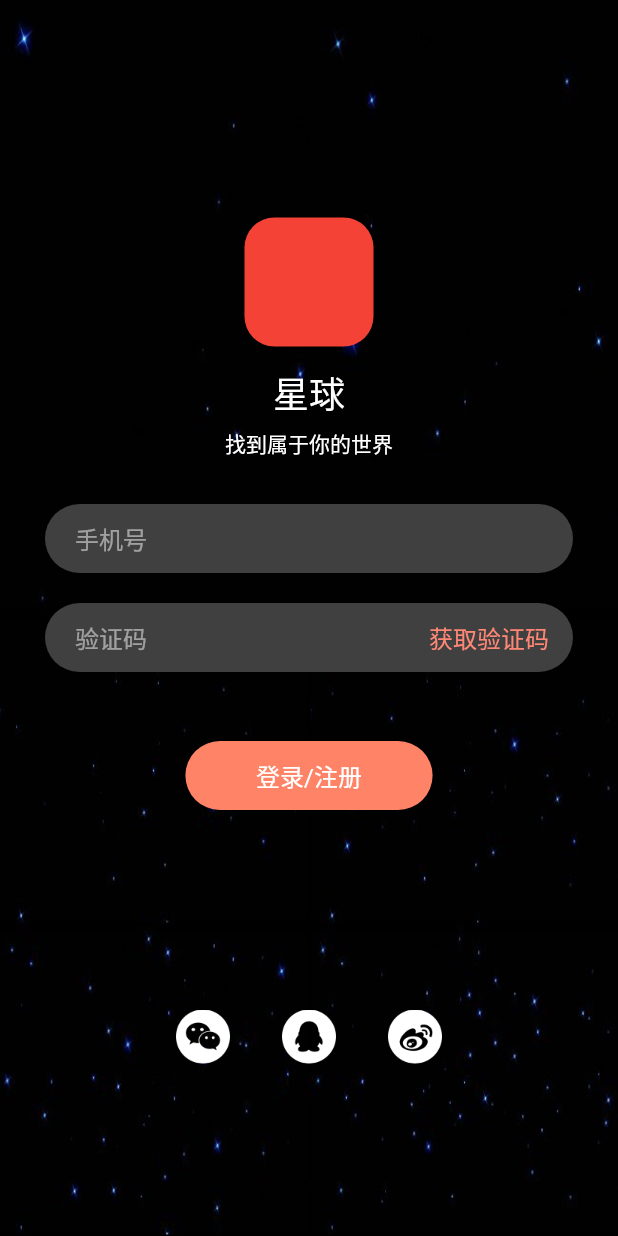
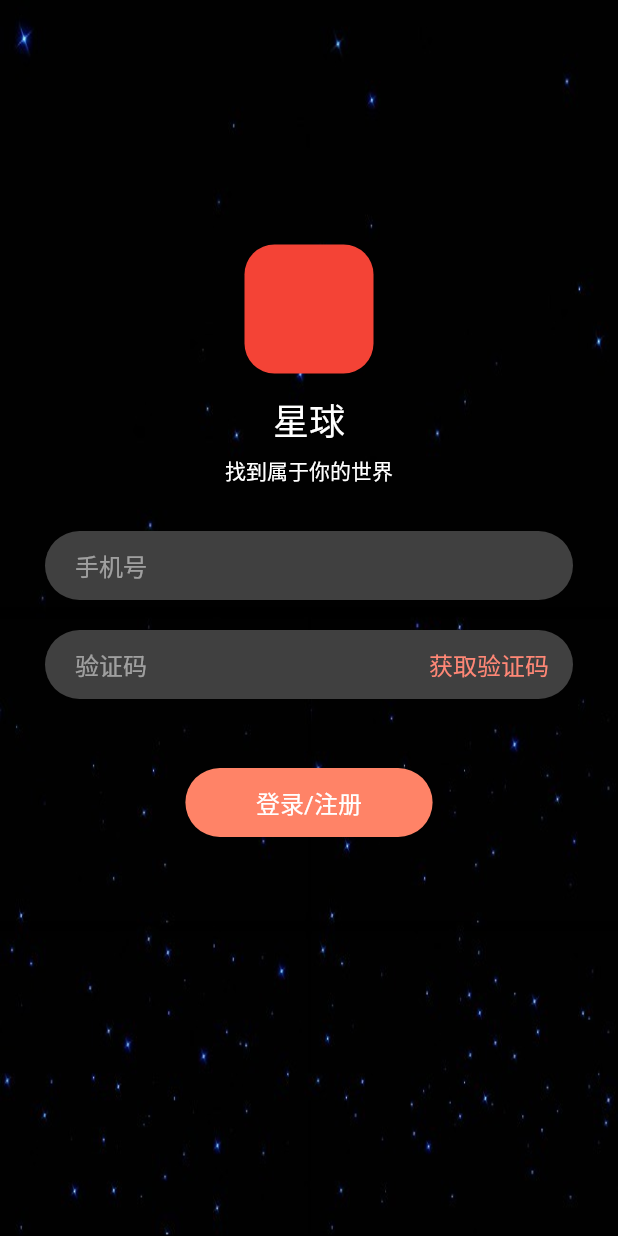
Before and after one commit to vhbvb/Planet_Social, a Flutter app: the screen it shows after launch, on a phone screen of 412 x 824 dp. Run offline on Flutter 3.47's test engine with Material 2 defaults, Android fonts, the phone set to English and light mode, and no system bars; our stand-ins replace audioplayers, cached_network_image, dio, flutter_easyrefresh, image_picker, photo_view and 2 more; missing offline and left inert: emoji_picker, flutter_app_badger, flutter_statusbarcolor, mobsms, rongcloud_im_plugin, sharesdk_plugin; accounts and stored records are empty; network calls fail; statements that could not run were skipped.

Commit message:
第三方登录平台选择

```diff
--- a/lib/common/login.dart
+++ b/lib/common/login.dart
@@ -22,53 +22,56 @@ class _LoginPageState extends State<LoginPage> {
   var verifyCodeController = TextEditingController();
   final _secfocus = FocusNode();
   final _phonefocus = FocusNode();
+  final thirds = [];
 
   @override
   void initState() {
     super.initState();
+    _checkThird();
   }
 
-  _thirdParty() => Padding(
+  _checkThird() async{
+    thirds.clear();
+    var qq = await SharesdkPlugin.isClientInstalled(ShareSDKPlatforms.qq);
+    var wexin = await SharesdkPlugin.isClientInstalled(ShareSDKPlatforms.wechatSession);
+    var weibo = await SharesdkPlugin.isClientInstalled(ShareSDKPlatforms.sina);
+
+    if(wexin){
+      thirds.add("wexin");
+    }
+    if(qq){
+      thirds.add("QQ");
+    }
+    if(weibo){
+      thirds.add("weibo");
+    }
+
+    setState(() {
+
+    });
+  }
+
+  _thirdParty(){
+    return Padding(
         padding: EdgeInsets.only(top: 133, left: 100, right: 100),
         child: Row(
-          children: <Widget>[
-            Expanded(
+          children: thirds.map((name){
+            return             Expanded(
               child: GestureDetector(
                 onTap: _wechat,
                 child: ClipOval(
                   child: Image.asset(
-                    "assets/wexin.png",
+                    "assets/$name.png",
                     height: 36,
                     width: 36,
                   ),
                 ),
               ),
-            ),
-            Expanded(
-                child: GestureDetector(
-              onTap: _qq,
-              child: ClipOval(
-                child: Image.asset(
-                  "assets/QQ.png",
-                  height: 36,
-                  width: 36,
-                ),
-              ),
-            )),
-            Expanded(
-                child: GestureDetector(
-              onTap: _weibo,
-              child: ClipOval(
-                child: Image.asset(
-                  "assets/weibo.png",
-                  height: 36,
-                  width: 36,
-                ),
-              ),
-            )),
-          ],
+            );
+          }).toList()
         ),
       );
+  }
 
   _loginButton() => GestureDetector(
         onTap: _phone,
@@ -304,12 +307,12 @@ class _LoginPageState extends State<LoginPage> {
   _phone() {
     PSProcess.show(context);
 
-    // Smssdk.commitCode(phoneController.text, "86", verifyCodeController.text,
-    //     (ret, error) {
-    //   if (error != null) {
-    //     PSProcess.dismiss(context);
-    //     PSAlert.show(context, "验证码验证失败", error.toString());
-    //   } else {
+    Smssdk.commitCode(phoneController.text, "86", verifyCodeController.text,
+        (ret, error) {
+      if (error != null) {
+        PSProcess.dismiss(context);
+        PSAlert.show(context, "验证码验证失败", error.toString());
+      } else {
     User third = User();
     third.phone = phoneController.text;
     String uid = phoneController.text;
@@ -323,8 +326,8 @@ class _LoginPageState extends State<LoginPage> {
     ApiService.shared.login(third, (User user, Map<String, dynamic> error) {
       _processLogined(user, error);
     });
-    //   }
-    // });
+      }
+    });
   }
 
   _processLogined(User user, Map<String, dynamic> error) {
```
Also changed, not shown: 6 other files.
